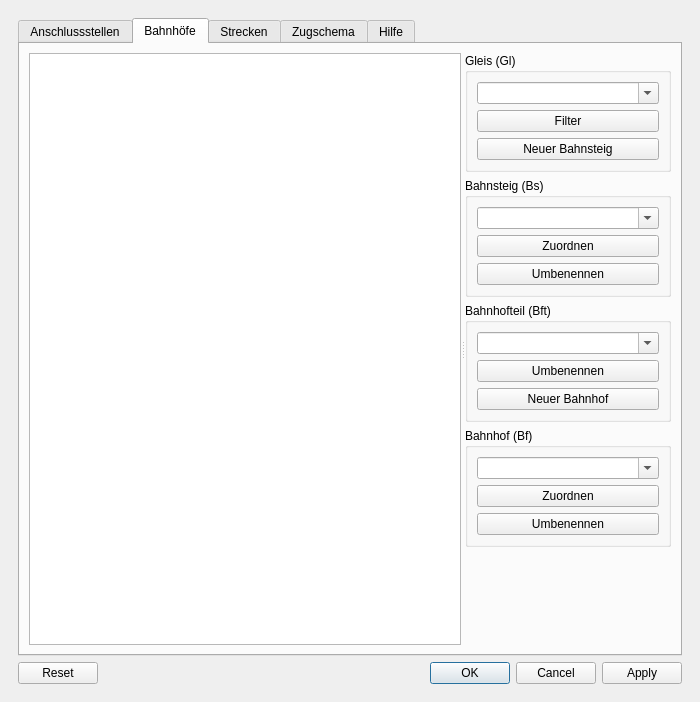
The window that stskit/qt/einstellungen.ui (topological-state/stskit) describes before a commit, drawn with Qt 5.
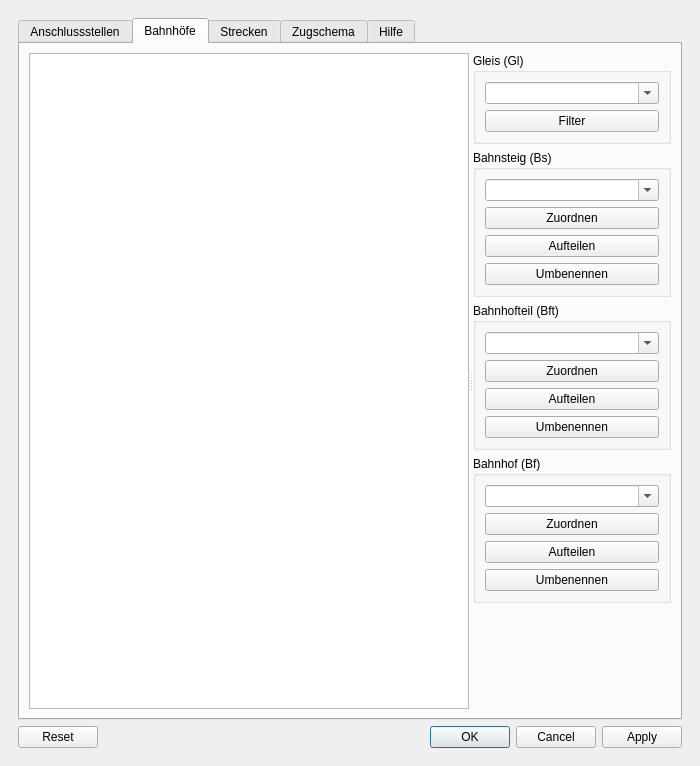
The same window after the commit. The open tabs and pages were chosen to show the change.

```diff
--- a/stskit/qt/einstellungen.ui
+++ b/stskit/qt/einstellungen.ui
@@ -7,7 +7,7 @@
     <x>0</x>
     <y>0</y>
     <width>700</width>
-    <height>702</height>
+    <height>766</height>
    </rect>
   </property>
   <property name="windowTitle">
@@ -178,12 +178,8 @@
                     <property name="text">
                      <string>Filter</string>
                     </property>
-                   </widget>
-                  </item>
-                  <item>
-                   <widget class="QPushButton" name="bs_ungroup_button">
                     <property name="text">
-                     <string>Neuer Bahnsteig</string>
+                     <string>Filter</string>
                     </property>
                    </widget>
                   </item>
@@ -210,6 +206,16 @@
                     </property>
                    </widget>
                   </item>
+                  <item>
+                   <widget class="QPushButton" name="bs_ungroup_button">
+                    <property name="toolTip">
+                     <string>Ausgewählte Gleise auf eigene Bahnsteige aufteilen (Bahnsteig auflösen)</string>
+                    </property>
+                    <property name="text">
+                     <string>Aufteilen</string>
+                    </property>
+                   </widget>
+                  </item>
                   <item>
                    <widget class="QPushButton" name="bs_rename_button">
                     <property name="text">
@@ -233,17 +239,33 @@
                     </property>
                    </widget>
                   </item>
+                  <item>
+                   <widget class="QPushButton" name="bft_group_button">
+                    <property name="toolTip">
+                     <string>Ausgewählte Gleise zu Ziel-Bahnhofteil zuordnen</string>
+                    </property>
+                    <property name="text">
+                     <string>Zuordnen</string>
+                    </property>
+                   </widget>
+                  </item>
+                  <item>
+                   <widget class="QPushButton" name="bft_ungroup_button">
+                    <property name="toolTip">
+                     <string>Ausgewählte Gleise auf eigene Bahnhofteile aufteilen (Bahnhofteil auflösen)</string>
+                    </property>
+                    <property name="text">
+                     <string>Aufteilen</string>
+                    </property>
+                   </widget>
+                  </item>
                   <item>
                    <widget class="QPushButton" name="bft_rename_button">
                     <property name="text">
                      <string>Umbenennen</string>
                     </property>
-                   </widget>
-                  </item>
-                  <item>
-                   <widget class="QPushButton" name="bf_ungroup_button">
                     <property name="text">
-                     <string>Neuer Bahnhof</string>
+                     <string>Umbenennen</string>
                     </property>
                    </widget>
                   </item>
@@ -270,6 +292,16 @@
                     </property>
                    </widget>
                   </item>
+                  <item>
+                   <widget class="QPushButton" name="bf_ungroup_button">
+                    <property name="toolTip">
+                     <string>Ausgewählte Bahnhofteile auf eigene Bahnhöfe aufteilen (Bahnhof auflösen)</string>
+                    </property>
+                    <property name="text">
+                     <string>Aufteilen</string>
+                    </property>
+                   </widget>
+                  </item>
                   <item>
                    <widget class="QPushButton" name="bf_rename_button">
                     <property name="text">
```
Left out of the diff: 66 changed lines with no effect on the pictures.
